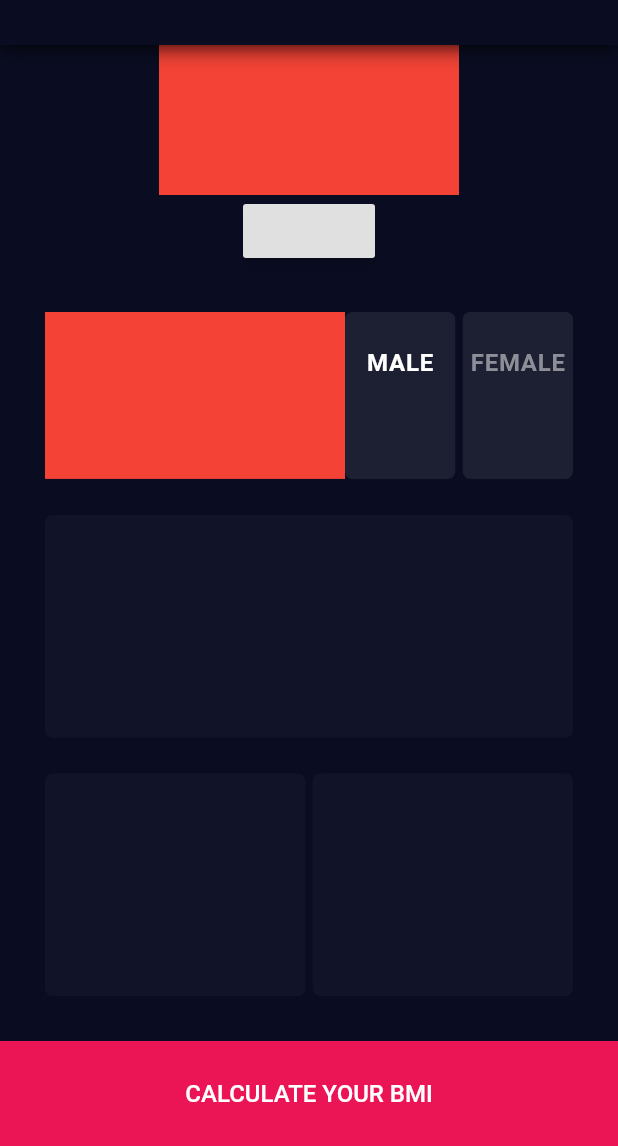
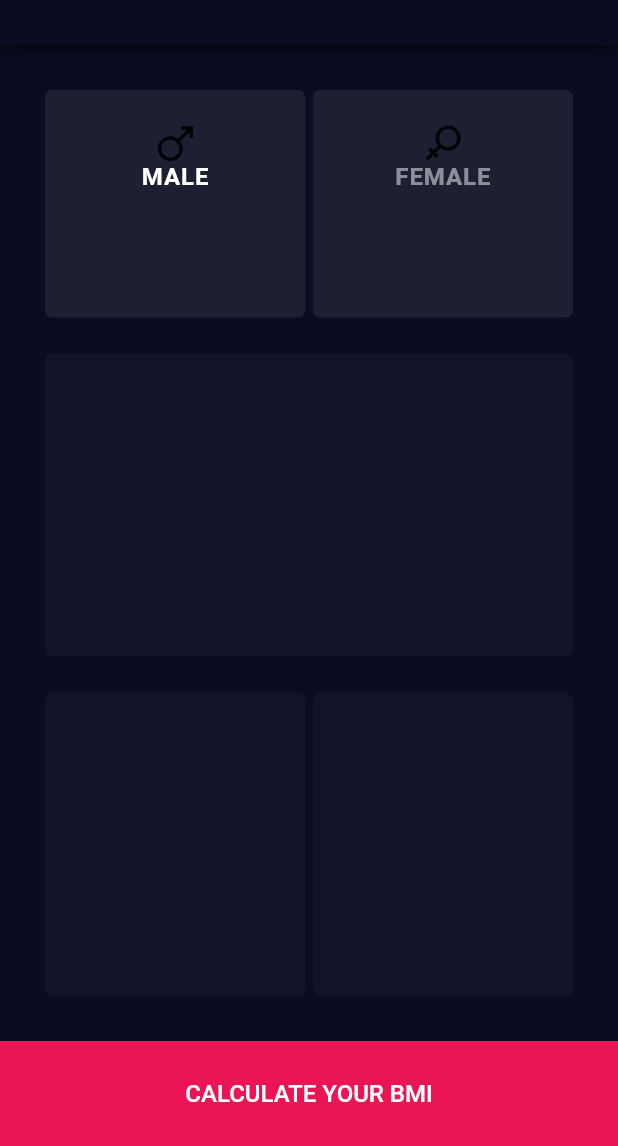
Before and after one commit to ruskakimov/bmi_calculator, a Flutter app: the screen it shows after launch, on a phone screen of 412 x 824 dp, the part 90-1236 px from its top. Run offline on Flutter 3.47's test engine with Material 2 defaults, Android fonts, the phone set to English and light mode, and no system bars.

Commit message:
add gender icons

```diff
--- /dev/null
+++ b/lib/bmi_icons.dart
@@ -0,0 +1,25 @@
+/// Flutter icons Bmi
+/// Copyright (C) 2020 by original authors @ fluttericon.com, fontello.com
+/// This font was generated by FlutterIcon.com, which is derived from Fontello.
+///
+/// To use this font, place it in your fonts/ directory and include the
+/// following in your pubspec.yaml
+///
+/// flutter:
+///   fonts:
+///    - family:  Bmi
+///      fonts:
+///       - asset: fonts/Bmi.ttf
+///
+///
+///
+import 'package:flutter/widgets.dart';
+
+class Bmi {
+  Bmi._();
+
+  static const _kFontFam = 'Bmi';
+
+  static const IconData female = const IconData(0xe822, fontFamily: _kFontFam);
+  static const IconData male = const IconData(0xe823, fontFamily: _kFontFam);
+}
--- a/lib/colors.dart
+++ b/lib/colors.dart
@@ -5,6 +5,6 @@ class BmiColors {
   static const blue2 = const Color(0xFF111428);
   static const blue3 = const Color(0xFF1D1F33);
   static const pink = const Color(0xFFEB1555);
-  static const grey = const Color(0xFF8D8E98);
+  static const grey = const Color(0x80FFFFFF);
   static const white = const Color(0xFFFFFFFF);
 }
--- a/lib/main.dart
+++ b/lib/main.dart
@@ -2,10 +2,12 @@ import 'package:flutter/material.dart';
 import 'package:flutter/services.dart';
 
 import 'colors.dart';
+import 'bmi_icons.dart';
 import 'widgets.dart' as widgets;
 
 void main() {
   runApp(BMICalculator());
+  SystemChrome.setPreferredOrientations([DeviceOrientation.portraitUp]);
   SystemChrome.setSystemUIOverlayStyle(SystemUiOverlayStyle(
     statusBarBrightness: Brightness.light,
     statusBarColor: Colors.transparent,
@@ -30,29 +32,29 @@ class BMICalculator extends StatelessWidget {
             fontSize: 16,
             color: BmiColors.grey,
             fontWeight: FontWeight.bold,
-            letterSpacing: 0.5,
+            letterSpacing: 0.6,
           ),
           body2: TextStyle(
             fontSize: 16,
             color: BmiColors.white,
             fontWeight: FontWeight.bold,
-            letterSpacing: 0.5,
+            letterSpacing: 0.6,
           ),
         ),
       ),
       home: Stack(
         children: <Widget>[
-          Scaffold(
-            appBar: widgets.AppBar('BMI CALCULATOR'),
-            body: InputPage(),
+          Image(
+            image: AssetImage('images/selector_page.png'),
+            alignment: Alignment.bottomCenter,
+            width: double.infinity,
+            fit: BoxFit.contain,
           ),
           Opacity(
-            opacity: 0,
-            child: Image(
-              image: AssetImage('images/selector_page.png'),
-              alignment: Alignment.bottomCenter,
-              width: double.infinity,
-              fit: BoxFit.contain,
+            opacity: 1,
+            child: Scaffold(
+              appBar: widgets.AppBar('BMI CALCULATOR'),
+              body: InputPage(),
             ),
           ),
         ],
@@ -73,21 +75,6 @@ class _InputPageState extends State<InputPage> {
   Widget build(BuildContext context) {
     return Column(
       children: <Widget>[
-        GestureDetector(
-          onTap: () {
-            print('works');
-          },
-          child: Container(
-            color: Colors.red,
-            height: 100,
-            width: 200,
-          ),
-        ),
-        RaisedButton(
-          onPressed: () {
-            print('lol');
-          },
-        ),
         Expanded(
           child: Padding(
             padding: const EdgeInsets.symmetric(horizontal: 30),
@@ -155,29 +142,14 @@ class GenderSwitcher extends StatelessWidget {
 
     return Row(
       children: <Widget>[
-        GestureDetector(
-          onTap: () {
-            print('works');
-          },
-          child: Container(
-            color: Colors.red,
-            height: 200,
-            width: 200,
-          ),
-        ),
         Expanded(
           child: GestureDetector(
-            onTapDown: (_) {
-              print('down!');
-            },
-            onTap: () {
-              print('tap male');
-              onSwitch(true);
-            },
+            onTap: () => onSwitch(true),
             child: widgets.Card(
               child: Column(
                 crossAxisAlignment: CrossAxisAlignment.center,
                 children: <Widget>[
+                  Icon(Bmi.male),
                   Text(
                     'MALE',
                     style: male ? body2 : body1,
@@ -196,6 +168,7 @@ class GenderSwitcher extends StatelessWidget {
               child: Column(
                 crossAxisAlignment: CrossAxisAlignment.center,
                 children: <Widget>[
+                  Icon(Bmi.female),
                   Text(
                     'FEMALE',
                     style: male ? body1 : body2,
```
Also changed, not shown: pubspec.yaml (+5 -12 lines), fonts/Bmi.ttf (added).
